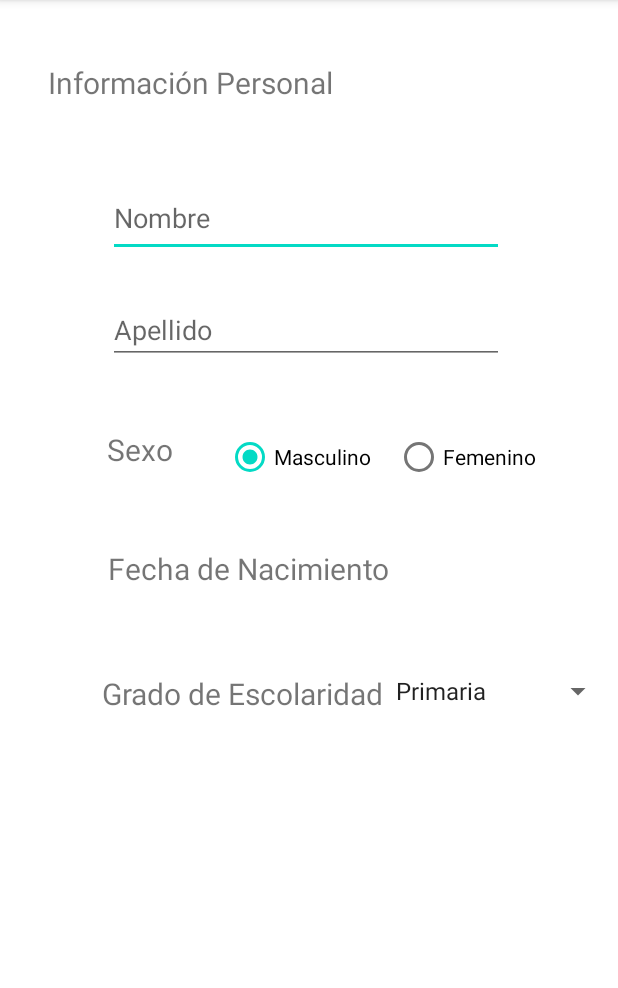
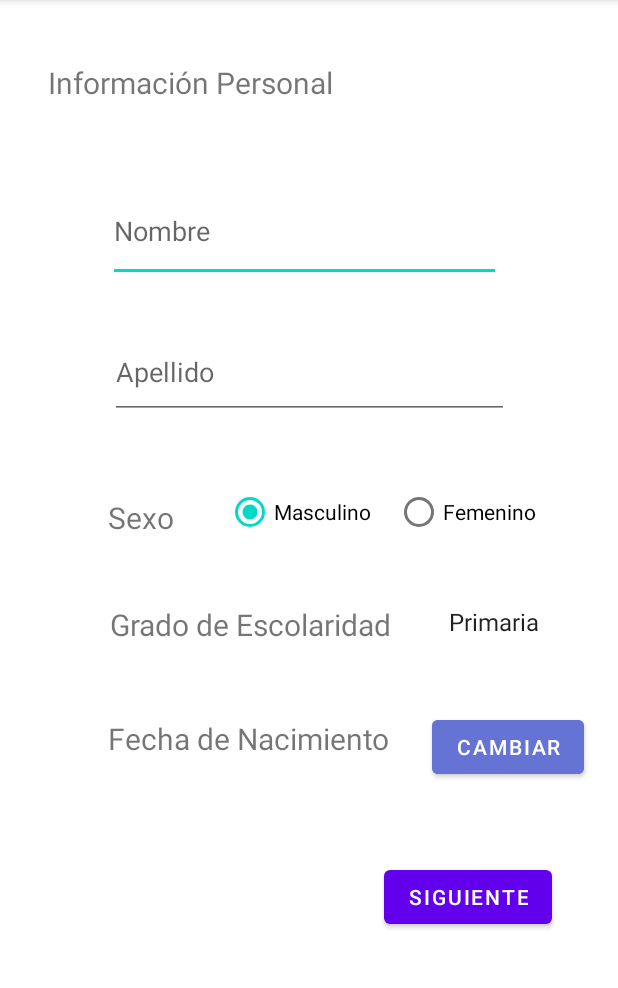
Before and after one commit to juangrestrepo/LasbCM20221-Gr10, an Android app: the screen it shows after launch (MainActivity), on a phone screen of 412 x 824 dp, the part 84-1072 px from its top. Run offline under Robolectric (Android 15) with nearby library versions, the phone set to English and light mode, and no system bars.

Commit message:
Front-end de primera pantalla completo

```diff
--- a/Lab1-UI/src/main/java/co/edu/udea/compumovil/gr10/lab1/MainActivity.kt
+++ b/Lab1-UI/src/main/java/co/edu/udea/compumovil/gr10/lab1/MainActivity.kt
@@ -1,9 +1,12 @@
 package co.edu.udea.compumovil.gr10.lab1
 
+import android.app.DatePickerDialog
 import androidx.appcompat.app.AppCompatActivity
 import android.os.Bundle
 import android.view.View
 import android.widget.*
+import java.text.SimpleDateFormat
+import java.util.*
 
 
 class MainActivity : AppCompatActivity() {
@@ -25,9 +28,7 @@ class MainActivity : AppCompatActivity() {
                 AdapterView.OnItemSelectedListener {
                 override fun onItemSelected(parent: AdapterView<*>,
                                             view: View, position: Int, id: Long) {
-                    Toast.makeText(this@MainActivity,
-                        getString(R.string.selected_item) + " " +
-                                "" + languages[position], Toast.LENGTH_SHORT).show()
+
                 }
 
                 override fun onNothingSelected(parent: AdapterView<*>) {
@@ -35,5 +36,31 @@ class MainActivity : AppCompatActivity() {
                 }
             }
         }
+
+        val textView: TextView  = findViewById(R.id.textViewDate)
+        val btn: Button = findViewById(R.id.btnCambiarFecha)
+        textView.text = "Fecha de Nacimiento"
+
+        var cal = Calendar.getInstance()
+
+        val dateSetListener = DatePickerDialog.OnDateSetListener { view, year, monthOfYear, dayOfMonth ->
+            cal.set(Calendar.YEAR, year)
+            cal.set(Calendar.MONTH, monthOfYear)
+            cal.set(Calendar.DAY_OF_MONTH, dayOfMonth)
+
+            val myFormat = "dd.MM.yyyy" // mention the format you need
+            val sdf = SimpleDateFormat(myFormat, Locale.US)
+            textView.text = sdf.format(cal.time)
+
+        }
+
+        btn.setOnClickListener {
+            DatePickerDialog(this@MainActivity, dateSetListener,
+                cal.get(Calendar.YEAR),
+                cal.get(Calendar.MONTH),
+                cal.get(Calendar.DAY_OF_MONTH)).show()
+        }
     }
+
+    fun cambiarFecha(view: android.view.View) {}
 }
--- a/Lab1-UI/src/main/res/layout/activity_main.xml
+++ b/Lab1-UI/src/main/res/layout/activity_main.xml
@@ -5,6 +5,28 @@
     android:layout_width="match_parent"
     android:layout_height="match_parent"
     tools:context=".MainActivity">
+
+    <Spinner
+        android:id="@+id/spinner"
+        android:layout_width="wrap_content"
+        android:layout_height="wrap_content"
+        android:layout_alignBottom="@id/txtView"
+        app:layout_constraintStart_toEndOf="@+id/txtView"
+        app:layout_constraintTop_toTopOf="@+id/txtView"
+        tools:ignore="MissingConstraints" />
+
+    <TextView
+        android:id="@+id/txtView"
+        android:layout_width="218dp"
+        android:layout_height="23dp"
+        android:layout_marginTop="32dp"
+        android:text="@string/grado"
+        android:textSize="20dp"
+        app:layout_constraintEnd_toEndOf="parent"
+        app:layout_constraintHorizontal_bias="0.378"
+        app:layout_constraintStart_toStartOf="parent"
+        app:layout_constraintTop_toBottomOf="@+id/opciones_sexo"
+        tools:ignore="MissingConstraints" />
 
     <TextView
         android:id="@+id/textView"
@@ -26,8 +48,8 @@
 
     <EditText
         android:id="@+id/editTextTextPersonName2"
-        android:layout_width="264dp"
-        android:layout_height="51dp"
+        android:layout_width="262dp"
+        android:layout_height="68dp"
         android:layout_marginStart="72dp"
         android:layout_marginTop="51dp"
         android:layout_marginEnd="130dp"
@@ -43,16 +65,13 @@
 
     <EditText
         android:id="@+id/editTextTextPersonName4"
-        android:layout_width="264dp"
-        android:layout_height="43dp"
-        android:layout_marginStart="72dp"
-        android:layout_marginTop="28dp"
-        android:layout_marginEnd="130dp"
+        android:layout_width="266dp"
+        android:layout_height="62dp"
+        android:layout_marginTop="29dp"
         android:ems="10"
         android:hint="@string/ape"
         android:inputType="textPersonName"
         app:layout_constraintEnd_toEndOf="parent"
-        app:layout_constraintHorizontal_bias="0.0"
         app:layout_constraintStart_toStartOf="parent"
         app:layout_constraintTop_toBottomOf="@+id/editTextTextPersonName2" />
 
@@ -60,18 +79,12 @@
         android:id="@+id/textView2"
         android:layout_width="wrap_content"
         android:layout_height="wrap_content"
-        android:layout_marginStart="71dp"
-        android:layout_marginTop="43dp"
-        android:layout_marginEnd="62dp"
-        android:layout_marginBottom="42dp"
+        android:layout_marginStart="72dp"
+        android:layout_marginTop="52dp"
         android:text="@string/sexo"
         android:textSize="20sp"
-        app:layout_constraintBottom_toTopOf="@+id/textView5"
-        app:layout_constraintEnd_toStartOf="@+id/radioButton"
-        app:layout_constraintHorizontal_bias="0.0"
         app:layout_constraintStart_toStartOf="parent"
-        app:layout_constraintTop_toBottomOf="@+id/editTextTextPersonName4"
-        app:layout_constraintVertical_bias="0.0" />
+        app:layout_constraintTop_toBottomOf="@+id/editTextTextPersonName4" />
 
     <RadioGroup
         android:id="@+id/opciones_sexo"
@@ -103,36 +116,37 @@
     </RadioGroup>
 
     <TextView
-        android:id="@+id/textView6"
+        android:id="@+id/textViewDate"
         android:layout_width="wrap_content"
         android:layout_height="wrap_content"
         android:layout_marginStart="72dp"
-        android:layout_marginTop="52dp"
+        android:layout_marginTop="120dp"
         android:text="@string/naci"
         android:textSize="20sp"
         app:layout_constraintStart_toStartOf="parent"
         app:layout_constraintTop_toBottomOf="@+id/textView2" />
 
-    <TextView
-        android:id="@+id/txtView"
+    <Button
+        android:id="@+id/button"
         android:layout_width="wrap_content"
         android:layout_height="wrap_content"
-        android:layout_marginStart="68dp"
-        android:layout_marginTop="56dp"
-        android:text="@string/grado"
-        android:textSize="20dp"
-        app:layout_constraintStart_toStartOf="parent"
-        app:layout_constraintTop_toBottomOf="@+id/textView6"
-        tools:ignore="MissingConstraints" />
+        android:layout_marginTop="68dp"
+        android:layout_marginEnd="44dp"
+        android:text="@string/siguiente"
+        app:layout_constraintEnd_toEndOf="parent"
+        app:layout_constraintTop_toBottomOf="@+id/textViewDate" />
 
-    <Spinner
-        android:id="@+id/spinner"
+    <Button
+        android:id="@+id/btnCambiarFecha"
         android:layout_width="wrap_content"
         android:layout_height="wrap_content"
-        android:layout_alignBottom="@id/txtView"
-        app:layout_constraintStart_toEndOf="@+id/txtView"
-        app:layout_constraintTop_toTopOf="@+id/txtView"
-        tools:ignore="MissingConstraints" />
+        android:layout_marginStart="28dp"
+        android:layout_marginBottom="52dp"
+        android:backgroundTint="#6573D5"
+        android:text="@string/cambiar"
+        app:iconTint="#C52525"
+        app:layout_constraintBottom_toTopOf="@+id/button"
+        app:layout_constraintStart_toEndOf="@+id/textViewDate" />
 
     <!--
     <DatePicker
--- a/Lab1-UI/src/main/res/values/strings.xml
+++ b/Lab1-UI/src/main/res/values/strings.xml
@@ -8,6 +8,8 @@
     <string name="m">Mujer</string>
     <string name="naci">Fecha de Nacimiento</string>
     <string name="grado">Grado de Escolaridad</string>
+    <string name="siguiente">Siguiente</string>
+    <string name="cambiar">Cambiar</string>
 
     <string name="selected_item">Selected item:</string>
 
--- a/settings.gradle
+++ b/settings.gradle
@@ -7,4 +7,4 @@ dependencyResolutionManagement {
     }
 }
 rootProject.name = "Labs20221-Gr10"
-include ':app'
+include ':Lab1-UI'
```
